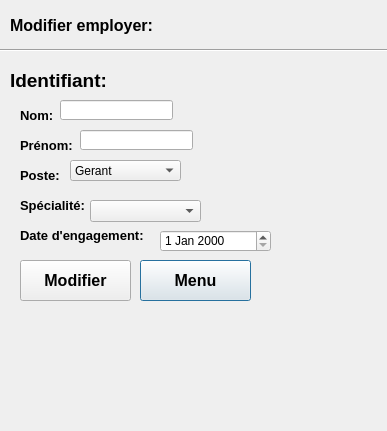
First picture: the form in UI/Modifier_Employe.ui, repository LePerron/Application-gestion-employes-projet-session-2023, before the edit.
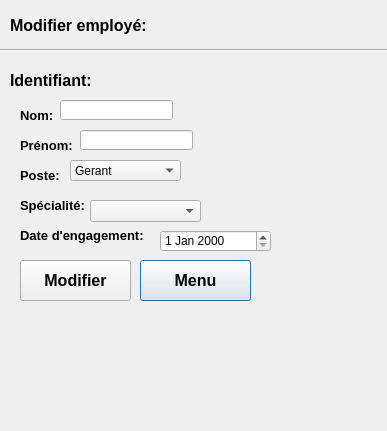
Second picture: the form after the edit.

What changed in the file:
```diff
--- a/UI/Modifier_Employe.ui
+++ b/UI/Modifier_Employe.ui
@@ -30,7 +30,7 @@
     </font>
    </property>
    <property name="text">
-    <string>Modifier employer:</string>
+    <string>Modifier employé:</string>
    </property>
   </widget>
   <widget class="Line" name="line">
@@ -224,7 +224,7 @@
    </property>
    <property name="font">
     <font>
-     <pointsize>14</pointsize>
+     <pointsize>12</pointsize>
      <weight>75</weight>
      <bold>true</bold>
     </font>
```
Left out of the diff: 10 changed lines with no effect on the pictures.
